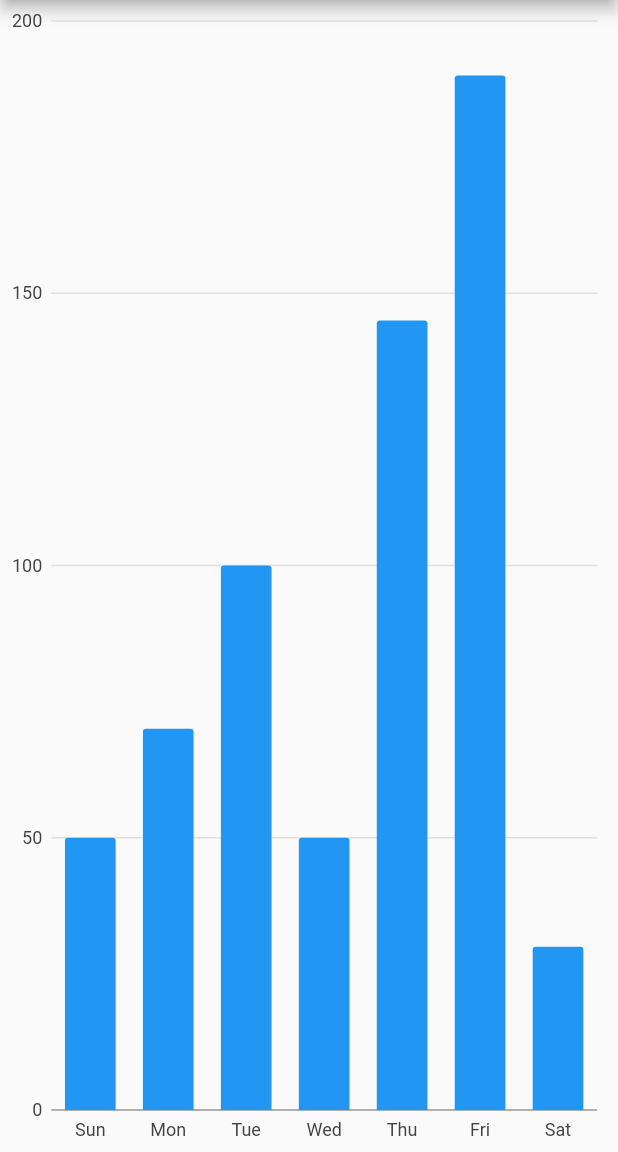
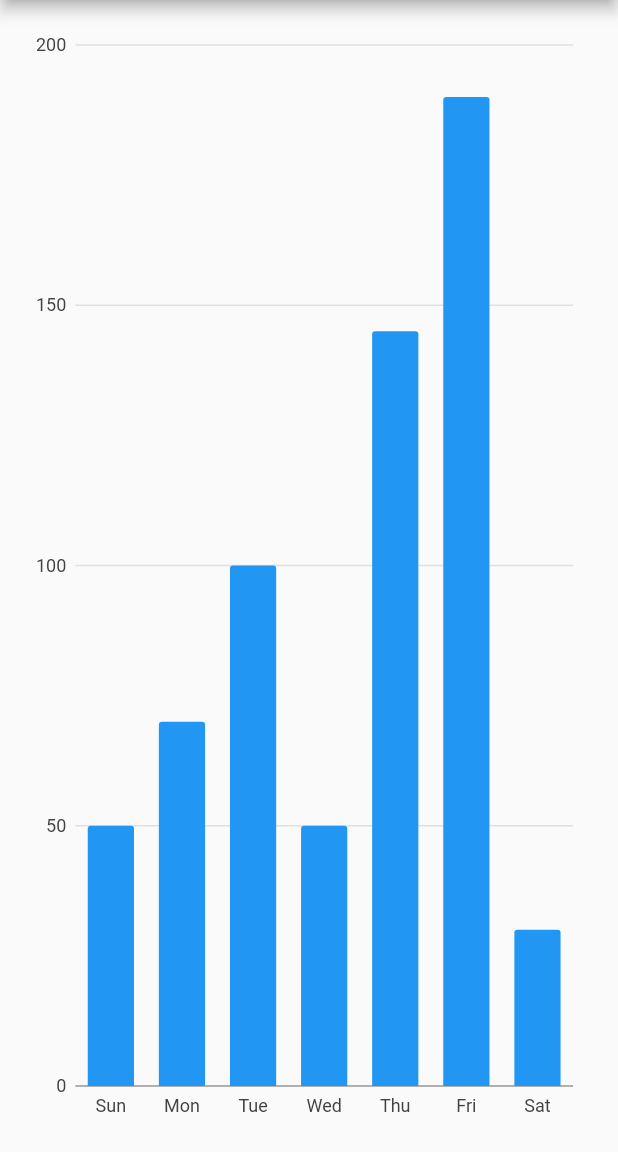
Before and after one commit to JAICHANGPARK/flutter_chart_101, a Flutter app: the screen it shows after launch, on a phone screen of 412 x 824 dp, the part 84-1236 px from its top. Run offline on Flutter 3.47's test engine with Material 2 defaults, Android fonts, the phone set to English and light mode, and no system bars; our stand-ins replace charts_flutter.

Commit message:
added padding

```diff
--- a/lib/main.dart
+++ b/lib/main.dart
@@ -32,6 +32,7 @@ class MyHomePage extends StatefulWidget {
 class _MyHomePageState extends State<MyHomePage> {
   @override
   Widget build(BuildContext context) {
+
     var data = [
       Sales("Sun", 50),
       Sales("Mon", 70),
@@ -60,7 +61,10 @@ class _MyHomePageState extends State<MyHomePage> {
         title: Text("Bar chart"),
         centerTitle: true,
       ),
-      body: chart,
+      body: Padding(
+        padding: const EdgeInsets.all(16.0),
+        child: chart,
+      ),
     );
   }
 }
```
Also changed, not shown: device-2019-01-22-211930.png (added).
